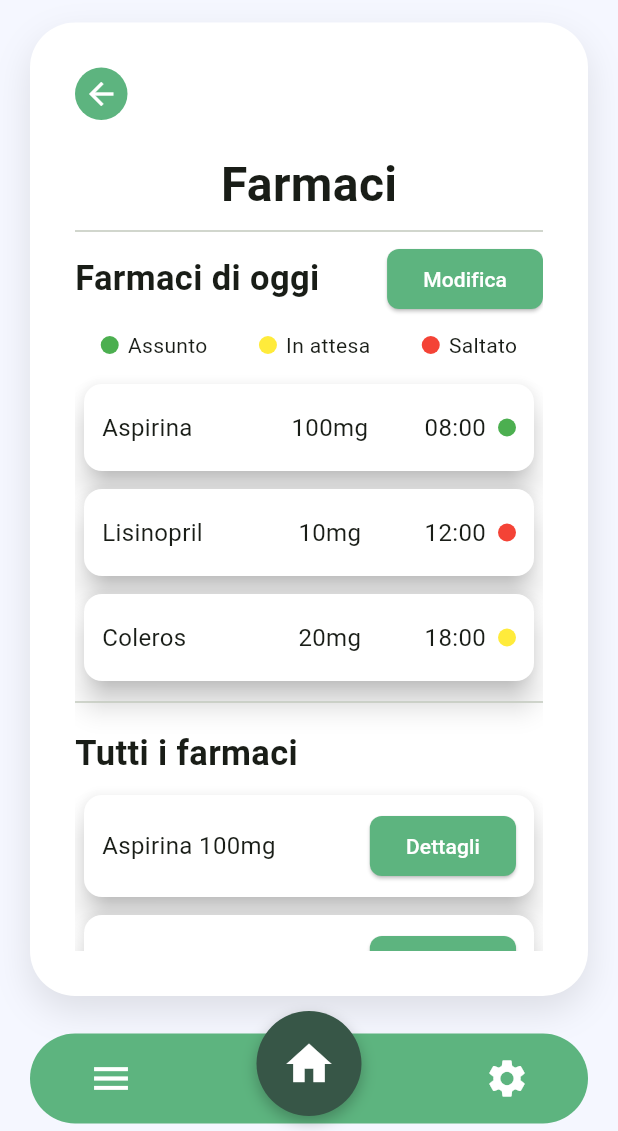
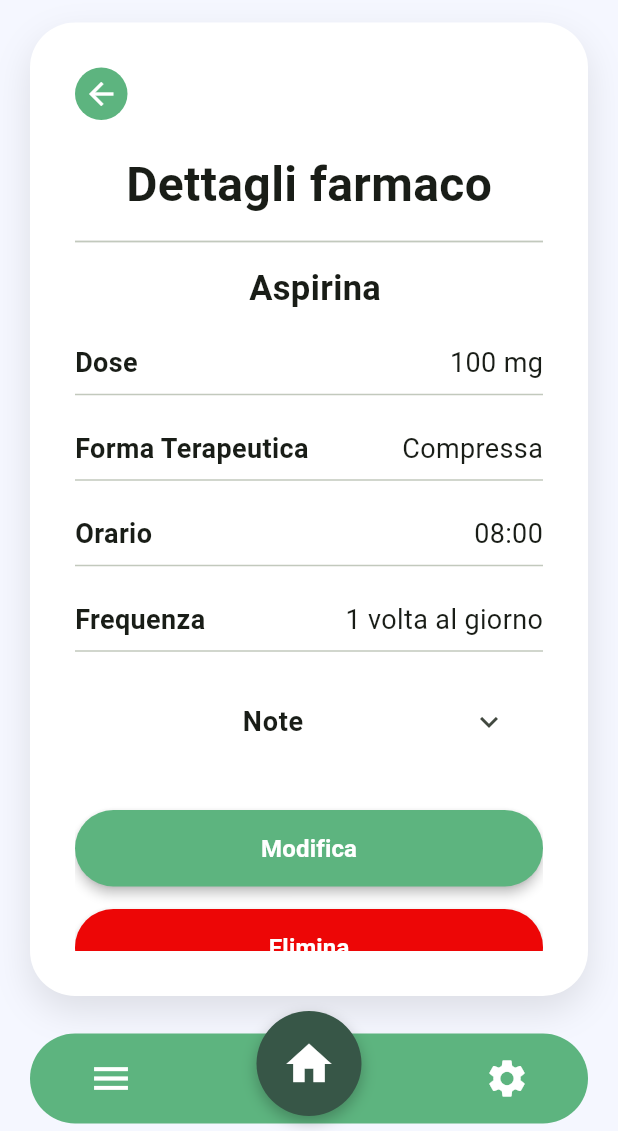
Before and after one commit to Lucacpt/WellYess, a Flutter app: the FarmaciPage widget shown alone on an empty page, opened directly, after a tap on "Dettagli", on a phone screen of 412 x 824 dp, the part 105-1236 px from its top. Run offline on Flutter 3.47's test engine with Material 3 defaults, Android fonts, the phone set to English and light mode, and no system bars; our stand-ins replace flutter_svg.

Commit message:
add medicine detail for Aspirina

```diff
--- a/wellyess/lib/screens/homepage.dart
+++ b/wellyess/lib/screens/homepage.dart
@@ -64,7 +64,7 @@
                     Navigator.push(
                       context,
                       MaterialPageRoute(
-                        builder: (context) => const FarmaciPage(), // Assicurati che FarmaciPage sia una classe esistente
+                        builder: (context) => const FarmaciPage(),
                       ),
                     );
                   },
--- /dev/null
+++ b/wellyess/lib/screens/med_details.dart
@@ -0,0 +1,113 @@
+import 'package:flutter/material.dart';
+import 'package:wellyess/widgets/base_layout.dart';
+import 'package:wellyess/widgets/custom_main_button.dart';
+import 'package:wellyess/widgets/info_row.dart';
+
+class DettagliFarmacoPage extends StatelessWidget {
+  const DettagliFarmacoPage({super.key});
+
+  @override
+  Widget build(BuildContext context) {
+    return BaseLayout(
+      onBackPressed: () => Navigator.pop(context),
+      child: SingleChildScrollView(
+        child: Column(
+          crossAxisAlignment: CrossAxisAlignment.stretch,
+          children: [
+            // Titolo principale
+            const Center(
+              child: Text(
+                'Dettagli farmaco',
+                style: TextStyle(
+                  fontSize: 32,
+                  fontWeight: FontWeight.bold,
+                ),
+              ),
+            ),
+            const Divider(thickness: 1.2, height: 30),
+
+            // Nome farmaco
+            Center(
+              child: Row(
+                mainAxisSize: MainAxisSize.min,
+                children: const [
+                  SizedBox(width: 8),
+                  Text(
+                    'Aspirina',
+                    style: TextStyle(
+                      fontSize: 23,
+                      fontWeight: FontWeight.bold,
+                    ),
+                  ),
+                ],
+              ),
+            ),
+
+            const SizedBox(height: 20),
+
+            // Info dettagliate con InfoRow widget
+            const InfoRow(label: 'Dose', value: '100 mg'),
+            const Divider(),
+            const SizedBox(height: 15),
+
+            const InfoRow(label: 'Forma Terapeutica', value: 'Compressa'),
+            const Divider(),
+            const SizedBox(height: 15),
+
+            const InfoRow(label: 'Orario', value: '08:00'),
+            const Divider(),
+            const SizedBox(height: 15),
+
+            const InfoRow(label: 'Frequenza', value: '1 volta al giorno'),
+            const Divider(),
+            const SizedBox(height: 10),
+
+            // Note in ExpansionTile per evidenziare contenuto espandibile
+            ExpansionTile(
+              title: const Center(
+                child: Text(
+                  'Note',
+                  style: TextStyle(
+                    fontWeight: FontWeight.bold,
+                    fontSize: 18,
+                  ),
+                ),
+              ),
+              children: const [
+                Padding(
+                  padding: EdgeInsets.symmetric(horizontal: 16.0),
+                  child: Text(
+                    'Da prendere a stomaco vuoto',
+                    textAlign: TextAlign.center,
+                    style: TextStyle(fontSize: 18),
+                  ),
+                ),
+                SizedBox(height: 10),
+              ],
+            ),
+
+            const SizedBox(height: 30),
+
+            // Pulsanti
+            CustomMainButton(
+              text: 'Modifica',
+              color: const Color(0xFF5DB47F),
+              onTap: () {
+                // Naviga alla pagina di modifica
+              },
+            ),
+            const SizedBox(height: 15),
+            CustomMainButton(
+              text: 'Elimina',
+              color: const Color(0xFFED0606),
+              onTap: () {
+                // Conferma ed elimina
+              },
+            ),
+            const SizedBox(height: 20),
+          ],
+        ),
+      ),
+    );
+  }
+}
--- a/wellyess/lib/screens/med_section.dart
+++ b/wellyess/lib/screens/med_section.dart
@@ -5,6 +5,7 @@
 import 'package:wellyess/widgets/med_state.dart';
 import 'package:wellyess/widgets/med_legenda.dart';
 import 'package:wellyess/widgets/custom_main_button.dart';
+import 'med_details.dart';
 
 class FarmaciPage extends StatelessWidget {
   const FarmaciPage({super.key});
@@ -49,9 +50,20 @@
             const Text('Tutti i farmaci', style: TextStyle(fontSize: 23, fontWeight: FontWeight.bold)),
             const SizedBox(height: 5),
 
-            FarmacoDettagliCard(nome: 'Aspirina', dose: '100mg', onPressed: () {}),
-            FarmacoDettagliCard(nome: 'Simvastatina', dose: '20mg', onPressed: () {}),
-            FarmacoDettagliCard(nome: 'Atorvastatina', dose: '20mg', onPressed: () {}),
+            FarmacoDettagliCard(
+              nome: 'Aspirina',
+              dose: '100mg',
+              onPressed: () {
+                Navigator.push(
+                  context,
+                  MaterialPageRoute(
+                    builder: (context) => const DettagliFarmacoPage(),
+                  ),
+                );
+              },
+            ),
+            FarmacoDettagliCard(nome: 'Lisinopril', dose: '10mg', onPressed: () {}),
+            FarmacoDettagliCard(nome: 'Coleros', dose: '20mg', onPressed: () {}),
 
             const SizedBox(height: 20),
             CustomMainButton(
--- a/wellyess/lib/screens/settings.dart
+++ b/wellyess/lib/screens/settings.dart
@@ -1,9 +1,8 @@
 import 'package:flutter/material.dart';
 import '../widgets/base_layout.dart';
 import 'package:wellyess/screens/elder_profile.dart';
-import 'package:flutter_svg/flutter_svg.dart'; // Importa flutter_svg
-import 'package:wellyess/screens/profilo_caregiver.dart'; // Importa CaregiverProfilePage
 import 'package:flutter_svg/flutter_svg.dart';
+import 'package:wellyess/screens/profilo_caregiver.dart';
 
 class SettingsPage extends StatelessWidget {
   const SettingsPage({super.key});
--- /dev/null
+++ b/wellyess/lib/widgets/info_row.dart
@@ -0,0 +1,34 @@
+import 'package:flutter/material.dart';
+
+class InfoRow extends StatelessWidget {
+  final String label;
+  final String value;
+
+  const InfoRow({
+    super.key,
+    required this.label,
+    required this.value,
+  });
+
+  @override
+  Widget build(BuildContext context) {
+    return Row(
+      mainAxisAlignment: MainAxisAlignment.spaceBetween,
+      children: [
+        Text(
+          label,
+          style: const TextStyle(
+            fontWeight: FontWeight.bold,
+            fontSize: 18,
+          ),
+        ),
+        Text(
+          value,
+          style: const TextStyle(
+            fontSize: 18,
+          ),
+        ),
+      ],
+    );
+  }
+}
--- a/wellyess/pubspec.yaml
+++ b/wellyess/pubspec.yaml
@@ -38,3 +38,4 @@
   - assets/images/elder_profile_pic.png
   - assets/images/caregiver.png
   - assets/logo/wellyess.png
+  - assets/icons/pill.svg
```
Also changed, not shown: wellyess/lib/screens/elder_profile.dart (+14 -46 lines), wellyess/assets/icons/Pill.svg (added).
